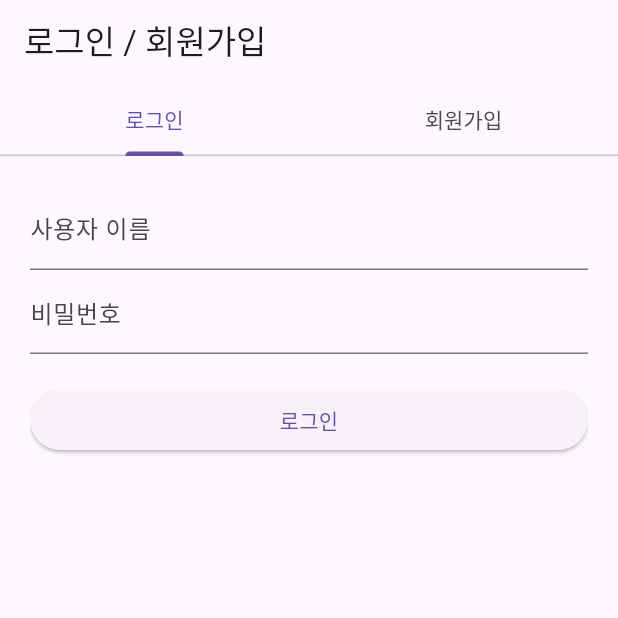
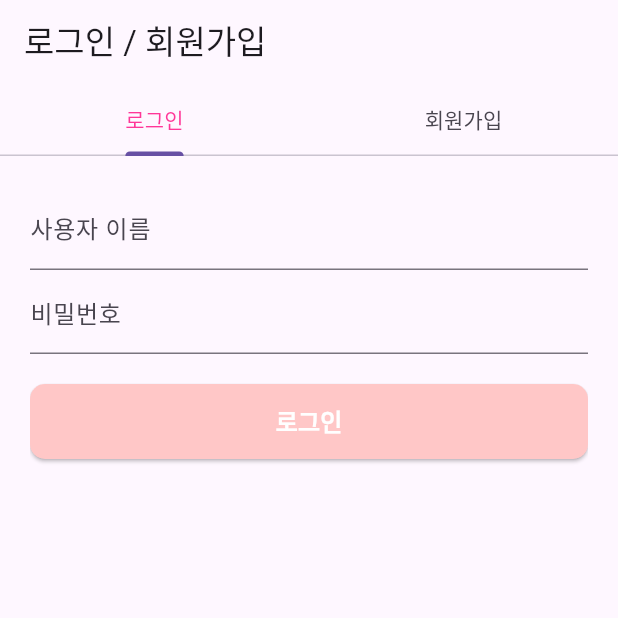
Before and after one commit to youngju6143/Dailary, a Flutter app: the screen it shows after launch, on a phone screen of 412 x 824 dp, the top half of it. Run offline on Flutter 3.47's test engine with Material 3 defaults, Android fonts, the phone set to English and light mode, and no system bars; our stand-ins replace dio, dotted_border, fl_chart, flutter_dotenv, image_picker, table_calendar; missing offline and left inert: day_night_time_picker, random_quote_gen; Roboto replaces fonts that are missing (Diary).

Commit message:
feat: 로그인, 회원가입 디자인 수정

```diff
--- a/dailary/lib/main.dart
+++ b/dailary/lib/main.dart
@@ -46,6 +46,9 @@ class _AuthScreenState extends State<AuthScreen> {
 
   late String userId;
   late String userName;
+
+  FocusNode _usernameFocusNode = FocusNode();
+  FocusNode _passwordFocusNode = FocusNode();
 
   final String? serverIp = dotenv.env['SERVER_IP'];
 
@@ -99,6 +102,7 @@ class _AuthScreenState extends State<AuthScreen> {
               Tab(text: '로그인'),
               Tab(text: '회원가입'),
             ],
+            labelColor: Color(0xFFFF3798),
           ),
         ),
         body: Padding(
@@ -111,6 +115,7 @@ class _AuthScreenState extends State<AuthScreen> {
                 children: [
                   TextField(
                     controller: _usernameController,
+                    focusNode: _usernameFocusNode,
                     decoration: const InputDecoration(labelText: '사용자 이름'),
                   ),
                   TextField(
@@ -119,10 +124,26 @@ class _AuthScreenState extends State<AuthScreen> {
                     obscureText: true,
                   ),
                   const SizedBox(height: 20),
-                  ElevatedButton(
+                  SizedBox(
+                    height: 50,
+                    child : ElevatedButton(
                     onPressed: _login,
-                    child: const Text('로그인'),
+                    style: ElevatedButton.styleFrom(
+                      shape: RoundedRectangleBorder(
+                        borderRadius: BorderRadius.circular(10)
+                      ),
+                      backgroundColor: const Color(0xFFFFC7C7)
+                    ),
+                    child: const Text(
+                      '로그인',
+                      style: TextStyle(
+                        fontSize: 16,
+                        fontWeight: FontWeight.bold,
+                        color: Colors.white
+                      ),
+                    ),
                   ),
+                  )
                 ],
               ),
               // 회원가입 폼
@@ -139,10 +160,27 @@ class _AuthScreenState extends State<AuthScreen> {
                     obscureText: true,
                   ),
                   const SizedBox(height: 20),
-                  ElevatedButton(
-                    onPressed: _signUp,
-                    child: const Text('회원가입'),
+                  SizedBox(
+                    height: 50,  // 원하는 높이
+                    child: ElevatedButton(
+                      onPressed: _signUp,
+                      style: ElevatedButton.styleFrom(
+                        shape: RoundedRectangleBorder(
+                          borderRadius: BorderRadius.circular(10)
+                        ),
+                        backgroundColor: const Color(0xFFFFC7C7),
+                      ),
+                      child: const Text(
+                        '회원가입',
+                        style: TextStyle(
+                          fontSize: 16,
+                          fontWeight: FontWeight.bold,
+                          color: Colors.white
+                        ),
+                      ),
+                    ),
                   ),
+
                 ],
               ),
             ],
```
